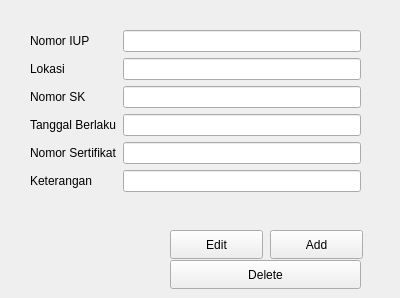
The window that formiup.ui (Yadija/tugas_visual_2) describes before a commit, drawn with Qt 5.
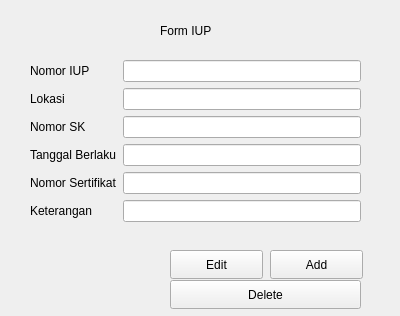
The same window after the commit.

Commit message: ⚒️build: add title to ui

```diff
--- a/formiup.ui
+++ b/formiup.ui
@@ -7,7 +7,7 @@
     <x>0</x>
     <y>0</y>
     <width>400</width>
-    <height>298</height>
+    <height>316</height>
    </rect>
   </property>
   <property name="windowTitle">
@@ -17,9 +17,9 @@
    <property name="geometry">
     <rect>
      <x>30</x>
-     <y>30</y>
+     <y>60</y>
      <width>331</width>
-     <height>201</height>
+     <height>191</height>
     </rect>
    </property>
    <layout class="QFormLayout" name="formLayout_2">
@@ -89,7 +89,7 @@
    <property name="geometry">
     <rect>
      <x>270</x>
-     <y>230</y>
+     <y>250</y>
      <width>93</width>
      <height>29</height>
     </rect>
@@ -102,7 +102,7 @@
    <property name="geometry">
     <rect>
      <x>170</x>
-     <y>260</y>
+     <y>280</y>
      <width>191</width>
      <height>29</height>
     </rect>
@@ -115,7 +115,7 @@
    <property name="geometry">
     <rect>
      <x>170</x>
-     <y>230</y>
+     <y>250</y>
      <width>93</width>
      <height>29</height>
     </rect>
@@ -124,6 +124,19 @@
     <string>Edit</string>
    </property>
   </widget>
+  <widget class="QLabel" name="label">
+   <property name="geometry">
+    <rect>
+     <x>160</x>
+     <y>20</y>
+     <width>61</width>
+     <height>21</height>
+    </rect>
+   </property>
+   <property name="text">
+    <string>Form IUP</string>
+   </property>
+  </widget>
  </widget>
  <resources/>
  <connections/>
```
The commit also changes 6 other files.
